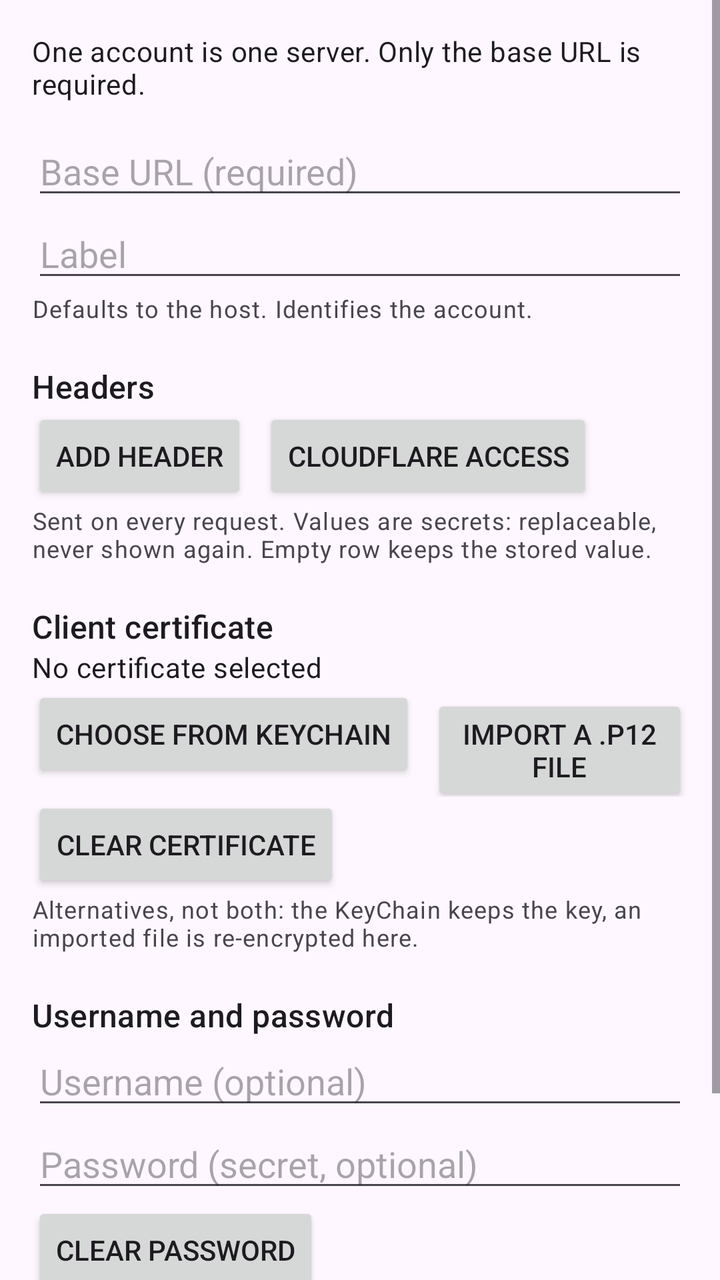
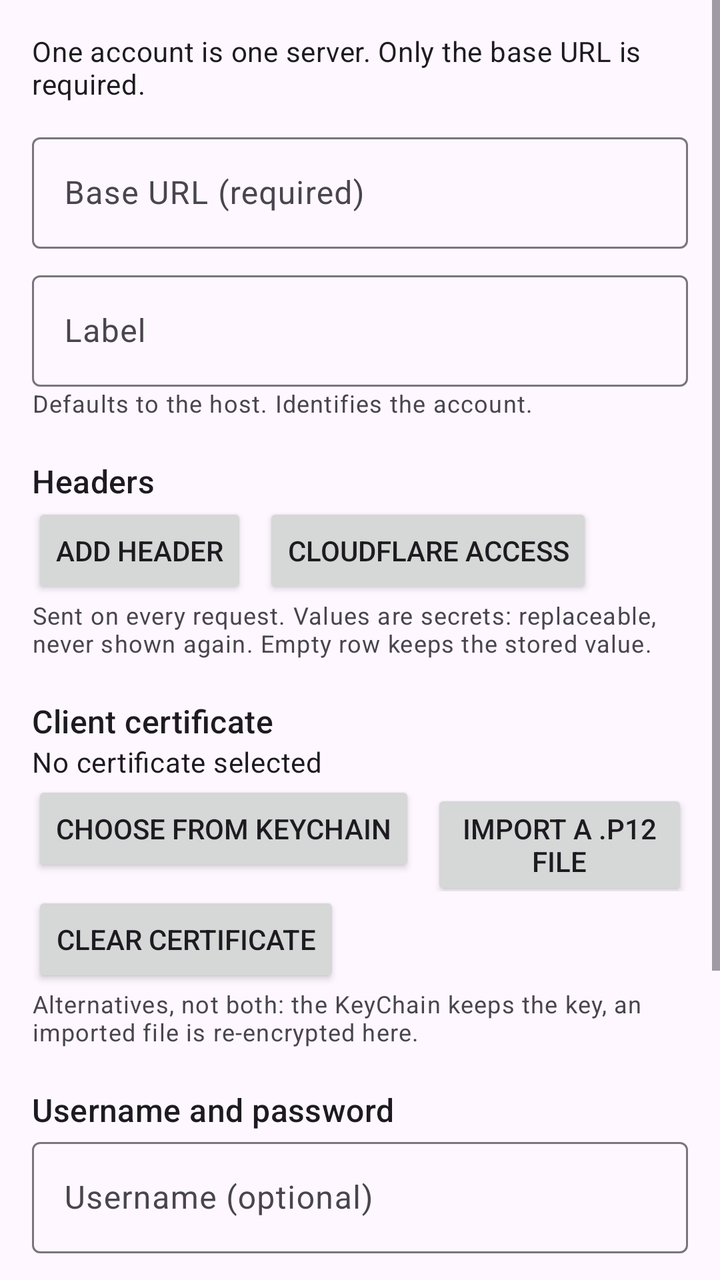

Before-and-after screenshots of an Android layout around one commit, followed by the original layout XML and the change that was made.
<!-- AndroidManifest.xml: application theme Theme.DavProvider -->
<!-- res/layout/activity_account_setup.xml -->
<?xml version="1.0" encoding="utf-8"?>
<ScrollView xmlns:android="http://schemas.android.com/apk/res/android"
    android:layout_width="match_parent"
    android:layout_height="match_parent"
    android:clipToPadding="false"
    android:fitsSystemWindows="true"
    android:fillViewport="true">

    <LinearLayout
        android:layout_width="match_parent"
        android:layout_height="wrap_content"
        android:orientation="vertical"
        android:padding="16dp">

        <TextView
            android:layout_width="match_parent"
            android:layout_height="wrap_content"
            android:text="@string/setup_intro"
            android:textAppearance="?attr/textAppearanceBodyMedium" />

        <EditText
            android:id="@+id/url_input"
            android:layout_width="match_parent"
            android:layout_height="wrap_content"
            android:layout_marginTop="12dp"
            android:hint="@string/field_base_url"
            android:importantForAutofill="no"
            android:inputType="textUri"
            android:maxLines="1" />

        <EditText
            android:id="@+id/label_input"
            android:layout_width="match_parent"
            android:layout_height="wrap_content"
            android:hint="@string/field_label"
            android:importantForAutofill="no"
            android:inputType="text"
            android:maxLines="1" />

        <TextView
            android:id="@+id/label_note"
            android:layout_width="match_parent"
            android:layout_height="wrap_content"
            android:text="@string/label_note"
            android:textAppearance="?attr/textAppearanceBodySmall" />

        <TextView
            android:layout_width="match_parent"
            android:layout_height="wrap_content"
            android:layout_marginTop="20dp"
            android:text="@string/section_headers"
            android:textAppearance="?attr/textAppearanceTitleMedium" />

        <LinearLayout
            android:id="@+id/header_rows"
            android:layout_width="match_parent"
            android:layout_height="wrap_content"
            android:orientation="vertical" />

        <LinearLayout
            android:layout_width="match_parent"
            android:layout_height="wrap_content"
            android:orientation="horizontal">

            <Button
                android:id="@+id/add_header"
                android:layout_width="wrap_content"
                android:layout_height="wrap_content"
                android:text="@string/add_header" />

            <Button
                android:id="@+id/cloudflare_shortcut"
                android:layout_width="wrap_content"
                android:layout_height="wrap_content"
                android:layout_marginStart="8dp"
                android:text="@string/cloudflare_shortcut" />
        </LinearLayout>

        <TextView
            android:layout_width="match_parent"
            android:layout_height="wrap_content"
            android:text="@string/headers_note"
            android:textAppearance="?attr/textAppearanceBodySmall" />

        <TextView
            android:layout_width="match_parent"
            android:layout_height="wrap_content"
            android:layout_marginTop="20dp"
            android:text="@string/section_certificate"
            android:textAppearance="?attr/textAppearanceTitleMedium" />

        <TextView
            android:id="@+id/cert_status"
            android:layout_width="match_parent"
            android:layout_height="wrap_content"
            android:text="@string/no_certificate"
            android:textAppearance="?attr/textAppearanceBodyMedium" />

        <TextView
            android:id="@+id/cert_details"
            android:layout_width="match_parent"
            android:layout_height="wrap_content"
            android:textAppearance="?attr/textAppearanceBodySmall"
            android:visibility="gone" />

        <LinearLayout
            android:layout_width="match_parent"
            android:layout_height="wrap_content"
            android:orientation="horizontal">

            <Button
                android:id="@+id/choose_certificate"
                android:layout_width="wrap_content"
                android:layout_height="wrap_content"
                android:text="@string/choose_certificate" />

            <Button
                android:id="@+id/import_certificate"
                android:layout_width="wrap_content"
                android:layout_height="wrap_content"
                android:layout_marginStart="8dp"
                android:text="@string/import_certificate" />
        </LinearLayout>

        <Button
            android:id="@+id/clear_certificate"
            android:layout_width="wrap_content"
            android:layout_height="wrap_content"
            android:text="@string/clear_certificate" />

        <TextView
            android:layout_width="match_parent"
            android:layout_height="wrap_content"
            android:text="@string/certificate_note"
            android:textAppearance="?attr/textAppearanceBodySmall" />

        <TextView
            android:layout_width="match_parent"
            android:layout_height="wrap_content"
            android:layout_marginTop="20dp"
            android:text="@string/section_credentials"
            android:textAppearance="?attr/textAppearanceTitleMedium" />

        <EditText
            android:id="@+id/username_input"
            android:layout_width="match_parent"
            android:layout_height="wrap_content"
            android:hint="@string/field_username"
            android:importantForAutofill="no"
            android:inputType="text"
            android:maxLines="1" />

        <EditText
            android:id="@+id/password_input"
            android:layout_width="match_parent"
            android:layout_height="wrap_content"
            android:hint="@string/field_password"
            android:importantForAutofill="no"
            android:inputType="textPassword"
            android:maxLines="1"
            android:saveEnabled="false" />

        <Button
            android:id="@+id/clear_password"
            android:layout_width="wrap_content"
            android:layout_height="wrap_content"
            android:text="@string/clear_password" />

        <TextView
            android:layout_width="match_parent"
            android:layout_height="wrap_content"
            android:text="@string/credentials_note"
            android:textAppearance="?attr/textAppearanceBodySmall" />

        <Button
            android:id="@+id/save_account"
            android:layout_width="wrap_content"
            android:layout_height="wrap_content"
            android:layout_marginTop="20dp"
            android:text="@string/save_account" />

        <TextView
            android:id="@+id/save_progress"
            android:layout_width="match_parent"
            android:layout_height="wrap_content"
            android:textAppearance="?attr/textAppearanceBodySmall"
            android:visibility="gone" />

        <LinearLayout
            android:id="@+id/probe_card"
            android:layout_width="match_parent"
            android:layout_height="wrap_content"
            android:layout_marginTop="16dp"
            android:orientation="vertical"
            android:visibility="gone">

            <TextView
                android:id="@+id/probe_saved"
                android:layout_width="match_parent"
                android:layout_height="wrap_content"
                android:text="@string/validation_saved"
                android:textAppearance="?attr/textAppearanceBodySmall" />

            <TextView
                android:id="@+id/probe_summary"
                android:layout_width="match_parent"
                android:layout_height="wrap_content"
                android:layout_marginTop="4dp"
                android:textAppearance="?attr/textAppearanceTitleMedium" />

            <TextView
                android:id="@+id/probe_details"
                android:layout_width="match_parent"
                android:layout_height="wrap_content"
                android:fontFamily="monospace"
                android:textIsSelectable="true"
                android:textSize="12sp"
                android:visibility="gone" />

            <LinearLayout
                android:layout_width="match_parent"
                android:layout_height="wrap_content"
                android:orientation="horizontal">

                <Button
                    android:id="@+id/probe_details_toggle"
                    android:layout_width="wrap_content"
                    android:layout_height="wrap_content"
                    android:text="@string/details" />

                <Button
                    android:id="@+id/probe_copy"
                    android:layout_width="wrap_content"
                    android:layout_height="wrap_content"
                    android:layout_marginStart="8dp"
                    android:text="@string/copy_details" />

                <Button
                    android:id="@+id/probe_close"
                    android:layout_width="wrap_content"
                    android:layout_height="wrap_content"
                    android:layout_marginStart="8dp"
                    android:text="@string/close" />
            </LinearLayout>
        </LinearLayout>

    </LinearLayout>
</ScrollView>
<!-- resources referenced by this layout -->
<resources>
  <string name="add_header">Add header</string>
  <string name="certificate_note">Alternatives, not both: the KeyChain keeps the key, an imported file is re-encrypted here.</string>
  <string name="choose_certificate">Choose from KeyChain</string>
  <string name="clear_certificate">Clear certificate</string>
  <string name="clear_password">Clear password</string>
  <string name="close">Close</string>
  <string name="cloudflare_shortcut">Cloudflare Access</string>
  <string name="copy_details">Copy details</string>
  <string name="credentials_note">Both optional. Empty password keeps the stored one.</string>
  <string name="details">Details</string>
  <string name="field_base_url">Base URL (required)</string>
  <string name="field_label">Label</string>
  <string name="field_password">Password (secret, optional)</string>
  <string name="field_username">Username (optional)</string>
  <string name="headers_note">Sent on every request. Values are secrets: replaceable, never shown again. Empty row keeps the stored value.</string>
  <string name="import_certificate">Import a .p12 file</string>
  <string name="label_note">Defaults to the host. Identifies the account.</string>
  <string name="no_certificate">No certificate selected</string>
  <string name="save_account">Save account</string>
  <string name="section_certificate">Client certificate</string>
  <string name="section_credentials">Username and password</string>
  <string name="section_headers">Headers</string>
  <string name="setup_intro">One account is one server. Only the base URL is required.</string>
  <string name="validation_saved">Account saved. The check below is a report, not a condition of saving.</string>
  <style name="Theme.DavProvider" parent="Theme.Material3.DayNight.NoActionBar">
          <item name="android:windowLightStatusBar">true</item>
          <item name="android:windowLightNavigationBar">true</item>
      </style>
</resources>

<!-- the commit's change to res/layout/activity_account_setup.xml (unified diff, before → after) -->
@@ -1,5 +1,6 @@
 <?xml version="1.0" encoding="utf-8"?>
 <ScrollView xmlns:android="http://schemas.android.com/apk/res/android"
+    xmlns:app="http://schemas.android.com/apk/res-auto"
     android:layout_width="match_parent"
     android:layout_height="match_parent"
     android:clipToPadding="false"
@@ -18,24 +19,39 @@
             android:text="@string/setup_intro"
             android:textAppearance="?attr/textAppearanceBodyMedium" />
 
-        <EditText
-            android:id="@+id/url_input"
+        <com.google.android.material.textfield.TextInputLayout
+            android:id="@+id/url_input_box"
             android:layout_width="match_parent"
             android:layout_height="wrap_content"
             android:layout_marginTop="12dp"
-            android:hint="@string/field_base_url"
-            android:importantForAutofill="no"
-            android:inputType="textUri"
-            android:maxLines="1" />
-
-        <EditText
-            android:id="@+id/label_input"
-            android:layout_width="match_parent"
-            android:layout_height="wrap_content"
-            android:hint="@string/field_label"
-            android:importantForAutofill="no"
-            android:inputType="text"
-            android:maxLines="1" />
+            android:hint="@string/field_base_url">
+
+            <com.google.android.material.textfield.TextInputEditText
+                android:id="@+id/url_input"
+                android:layout_width="match_parent"
+                android:layout_height="wrap_content"
+                android:importantForAutofill="no"
+                android:inputType="textUri"
+                android:maxLines="1" />
+
+        </com.google.android.material.textfield.TextInputLayout>
+
+        <com.google.android.material.textfield.TextInputLayout
+            android:id="@+id/label_input_box"
+            android:layout_width="match_parent"
+            android:layout_height="wrap_content"
+            android:layout_marginTop="8dp"
+            android:hint="@string/field_label">
+
+            <com.google.android.material.textfield.TextInputEditText
+                android:id="@+id/label_input"
+                android:layout_width="match_parent"
+                android:layout_height="wrap_content"
+                android:importantForAutofill="no"
+                android:inputType="text"
+                android:maxLines="1" />
+
+        </com.google.android.material.textfield.TextInputLayout>
 
         <TextView
             android:id="@+id/label_note"
@@ -141,24 +157,41 @@
             android:text="@string/section_credentials"
             android:textAppearance="?attr/textAppearanceTitleMedium" />
 
-        <EditText
-            android:id="@+id/username_input"
-            android:layout_width="match_parent"
-            android:layout_height="wrap_content"
-            android:hint="@string/field_username"
-            android:importantForAutofill="no"
-            android:inputType="text"
-            android:maxLines="1" />
-
-        <EditText
-            android:id="@+id/password_input"
-            android:layout_width="match_parent"
-            android:layout_height="wrap_content"
+        <com.google.android.material.textfield.TextInputLayout
+            android:id="@+id/username_input_box"
+            android:layout_width="match_parent"
+            android:layout_height="wrap_content"
+            android:hint="@string/field_username">
+
+            <com.google.android.material.textfield.TextInputEditText
+                android:id="@+id/username_input"
+                android:layout_width="match_parent"
+                android:layout_height="wrap_content"
+                android:importantForAutofill="no"
+                android:inputType="text"
+                android:maxLines="1" />
+
+        </com.google.android.material.textfield.TextInputLayout>
+
+        
+        <com.google.android.material.textfield.TextInputLayout
+            android:id="@+id/password_input_box"
+            android:layout_width="match_parent"
+            android:layout_height="wrap_content"
+            android:layout_marginTop="8dp"
             android:hint="@string/field_password"
-            android:importantForAutofill="no"
-            android:inputType="textPassword"
-            android:maxLines="1"
-            android:saveEnabled="false" />
+            app:endIconMode="password_toggle">
+
+            <com.google.android.material.textfield.TextInputEditText
+                android:id="@+id/password_input"
+                android:layout_width="match_parent"
+                android:layout_height="wrap_content"
+                android:importantForAutofill="no"
+                android:inputType="textPassword"
+                android:maxLines="1"
+                android:saveEnabled="false" />
+
+        </com.google.android.material.textfield.TextInputLayout>
 
         <Button
             android:id="@+id/clear_password"
